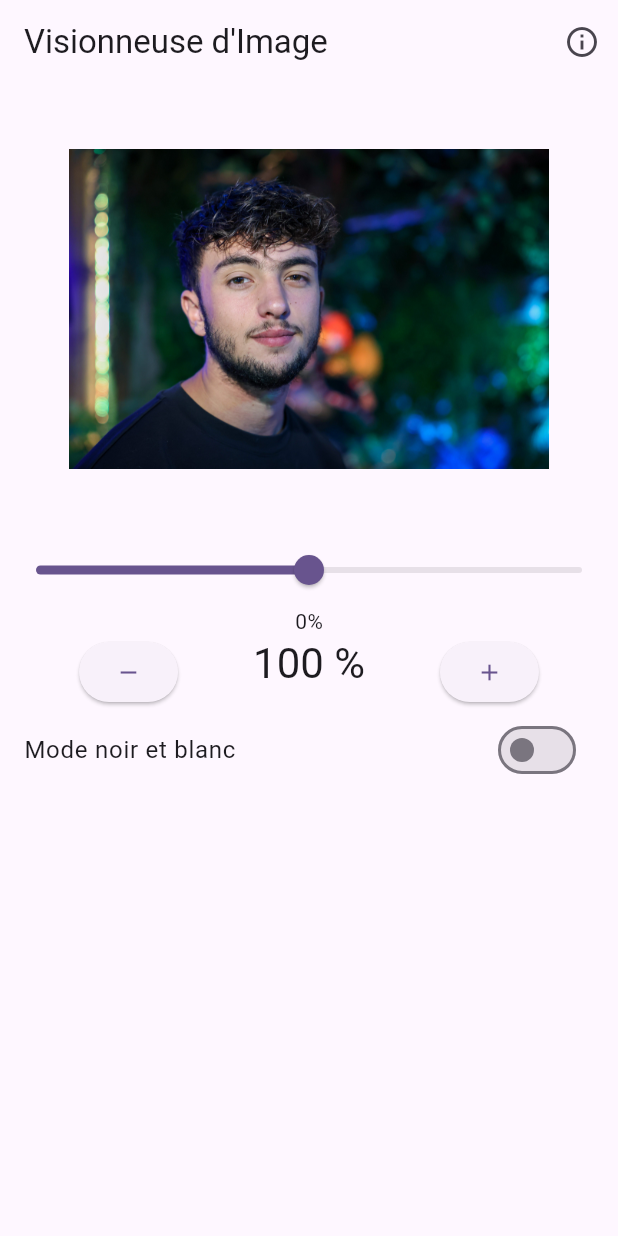
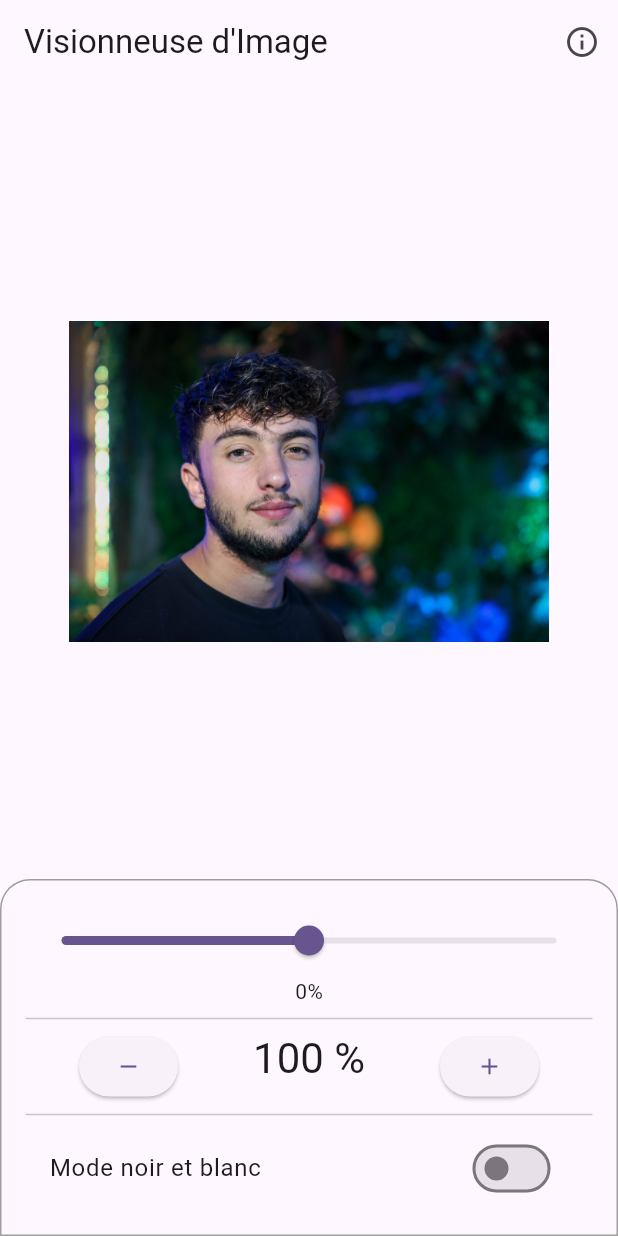
Before and after one commit to tdusautoir/ecv-interactive-image-viewer, a Flutter app: the screen it shows after launch, on a phone screen of 412 x 824 dp. Run offline on Flutter 3.47's test engine with Material 3 defaults, Android fonts, the phone set to English and light mode, and no system bars.

Commit message:
:sparkles: (feat) bottom container with controllers

```diff
--- a/lib/main.dart
+++ b/lib/main.dart
@@ -132,8 +132,10 @@ class _MyHomePageState extends State<MyHomePage> {
           ),
         ],
       ),
-      body: Column(children: [
-        SizedOverflowBox(
+      body: Column(
+        children: [
+          Expanded(
+            child: SizedOverflowBox(
               size: const Size(300, 300),
               child: ClipRect(
               child: Center(
@@ -191,31 +193,57 @@ class _MyHomePageState extends State<MyHomePage> {
                       height: 320,
                       fit: BoxFit.contain,
                     ),
-                        ))))),
+                  ),
+                ),
+              ),
+            ),
+          ),
+          ),
+          Container(
+            padding: const EdgeInsets.all(16.0),
+            decoration: BoxDecoration(
+              // color: Colors.grey,
+              border: Border.all(color: Colors.grey),
+              borderRadius: const BorderRadius.only(
+                topLeft: Radius.circular(20.0),
+                topRight: Radius.circular(20.0),
+              ),
+            ),
+            child: Column(
+              children: [
                 SliderExample(
                   value: _brightness,
                   onChanged: handleBrightnessChange,
                 ),
+                const Divider(),
                 Wrap(
                   spacing: 50,
                   children: [
                     ElevatedButton(
-                onPressed: _decrementZoom, child: const Icon(Icons.remove)),
+                      onPressed: _decrementZoom,
+                      child: const Icon(Icons.remove),
+                    ),
                     Text(
                       '$_zoom %',
                       style: Theme.of(context).textTheme.headlineMedium,
                     ),
                     ElevatedButton(
-                onPressed: _incrementZoom, child: const Icon(Icons.add))
+                      onPressed: _incrementZoom,
+                      child: const Icon(Icons.add),
+                    ),
                   ],
                 ),
-        // Contrôle noir et blanc
+                const Divider(),
                 SwitchListTile(
                   title: const Text("Mode noir et blanc"),
                   value: _isGrayscale,
                   onChanged: _toggleGrayscale,
                 ),
-      ]),
+              ],
+            ),
+          ),
+        ],
+      ),
     );
   }
 }
```
Also changed, not shown: 1 other file. Lines whose indentation alone changed are shown as unchanged.
